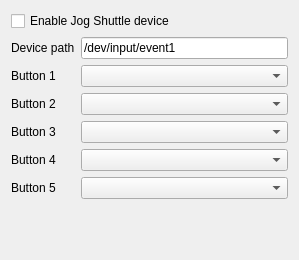
KDE/kdenlive, file src/widgets/configjogshuttle_ui.ui: the form before one commit.
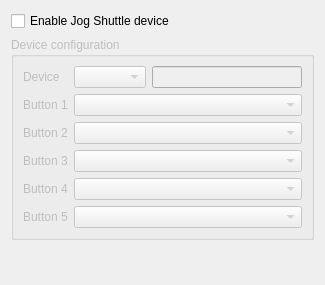
The form after the commit. Custom widgets are drawn as their Qt base class.

Commit message: Autodetect jogshuttle device, improve handling

```diff
--- a/src/widgets/configjogshuttle_ui.ui
+++ b/src/widgets/configjogshuttle_ui.ui
@@ -5,12 +5,12 @@
    <rect>
     <x>0</x>
     <y>0</y>
-    <width>299</width>
-    <height>260</height>
+    <width>325</width>
+    <height>285</height>
    </rect>
   </property>
-  <layout class="QGridLayout" name="gridLayout" >
-   <item row="0" column="0" colspan="2" >
+  <layout class="QGridLayout" name="gridLayout_2" >
+   <item row="0" column="0" >
     <widget class="QCheckBox" name="kcfg_enableshuttle" >
      <property name="text" >
       <string>Enable Jog Shuttle device</string>
@@ -18,70 +18,85 @@
     </widget>
    </item>
    <item row="1" column="0" >
+    <widget class="QGroupBox" name="config_group" >
+     <property name="enabled" >
+      <bool>false</bool>
+     </property>
+     <property name="title" >
+      <string>Device configuration</string>
+     </property>
+     <layout class="QGridLayout" name="gridLayout" >
+      <item row="0" column="0" >
     <widget class="QLabel" name="label" >
      <property name="text" >
-      <string>Device path</string>
+         <string>Device</string>
      </property>
     </widget>
    </item>
-   <item row="1" column="1" >
+      <item row="0" column="1" >
+       <widget class="KComboBox" name="shuttledevicelist" />
+      </item>
+      <item row="0" column="2" >
     <widget class="KLineEdit" name="kcfg_shuttledevice" >
      <property name="text" >
-      <string>/dev/input/event1</string>
+         <string/>
      </property>
     </widget>
    </item>
-   <item row="2" column="0" >
+      <item row="1" column="0" >
     <widget class="QLabel" name="label_2" >
      <property name="text" >
       <string>Button 1</string>
      </property>
     </widget>
    </item>
-   <item row="2" column="1" >
+      <item row="1" column="1" colspan="2" >
     <widget class="KComboBox" name="kcfg_shuttle1" />
    </item>
-   <item row="3" column="0" >
+      <item row="2" column="0" >
     <widget class="QLabel" name="label_4" >
      <property name="text" >
       <string>Button 2</string>
      </property>
     </widget>
    </item>
-   <item row="3" column="1" >
+      <item row="2" column="1" colspan="2" >
     <widget class="KComboBox" name="kcfg_shuttle2" />
    </item>
-   <item row="4" column="0" >
+      <item row="3" column="0" >
     <widget class="QLabel" name="label_3" >
      <property name="text" >
       <string>Button 3</string>
      </property>
     </widget>
    </item>
-   <item row="4" column="1" >
+      <item row="3" column="1" colspan="2" >
     <widget class="KComboBox" name="kcfg_shuttle3" />
    </item>
-   <item row="5" column="0" >
+      <item row="4" column="0" >
     <widget class="QLabel" name="label_7" >
      <property name="text" >
       <string>Button 4</string>
      </property>
     </widget>
    </item>
-   <item row="5" column="1" >
+      <item row="4" column="1" colspan="2" >
     <widget class="KComboBox" name="kcfg_shuttle4" />
    </item>
-   <item row="6" column="0" >
+      <item row="5" column="0" >
     <widget class="QLabel" name="label_5" >
      <property name="text" >
       <string>Button 5</string>
      </property>
     </widget>
    </item>
-   <item row="6" column="1" >
+      <item row="5" column="1" colspan="2" >
     <widget class="KComboBox" name="kcfg_shuttle5" />
    </item>
-   <item row="7" column="1" >
+     </layout>
+    </widget>
+   </item>
+   <item row="2" column="0" >
     <spacer name="verticalSpacer" >
      <property name="orientation" >
       <enum>Qt::Vertical</enum>
```
Lines whose indentation alone changed are shown as unchanged. The commit also changes 5 other files.
